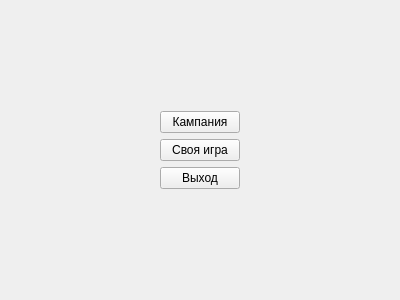
moevm/gui-1h2017-08, file menu.ui: the form before one commit.
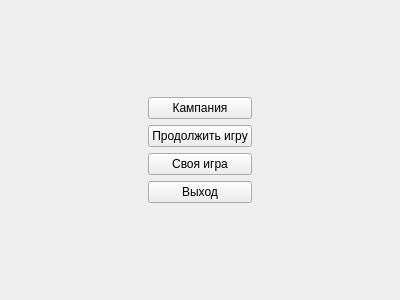
The form after the commit.

Commit message: Добавлена кнопка "Продолжить игру"

The edit to the form file:
```diff
--- a/menu.ui
+++ b/menu.ui
@@ -66,6 +66,13 @@
             </property>
            </widget>
           </item>
+          <item>
+           <widget class="QPushButton" name="continueGame">
+            <property name="text">
+             <string>Продолжить игру</string>
+            </property>
+           </widget>
+          </item>
           <item>
            <widget class="QPushButton" name="gameWithSetting">
             <property name="text">
```
The commit also changes 4 other files.
